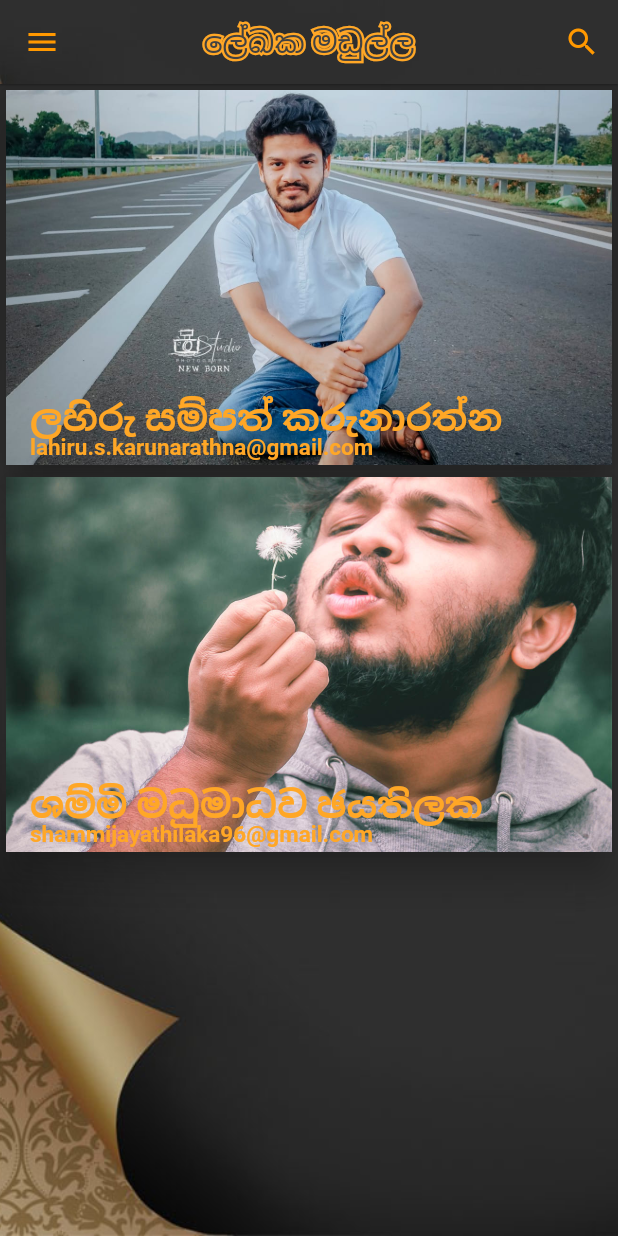
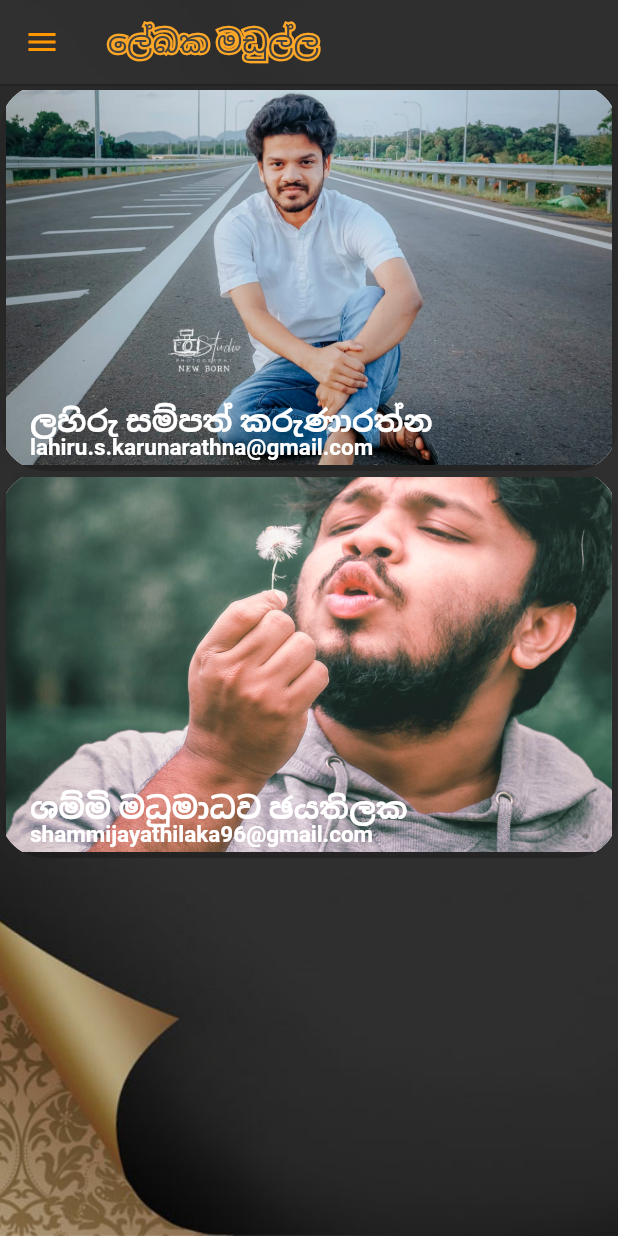
Before and after one commit to RavinduDilshan/Short-Story-Reader, a Flutter app: the authors screen opened directly, on a phone screen of 412 x 824 dp. Run offline on Flutter 3.47's test engine with Material 2 defaults, Android fonts, the phone set to English and light mode, and no system bars; our stand-ins replace share, shared_preferences; accounts and stored records are empty; network calls fail.

```diff
--- a/lib/authors.dart
+++ b/lib/authors.dart
@@ -8,7 +8,7 @@ class authors extends StatelessWidget {
     final appBar = AppBar(
       iconTheme: IconThemeData(color: Colors.orange.shade500),
       flexibleSpace: Image(
-        image: AssetImage('res/0.jpg'),
+        image: AssetImage('res/containerBG.jpg'),
         fit: BoxFit.cover,
       ),
       elevation: .5,
@@ -31,12 +31,12 @@ class authors extends StatelessWidget {
           style: TextStyle(color: Colors.grey.shade800),
         ),
       ]),
-      actions: <Widget>[
-        IconButton(
-          icon: Icon(Icons.search),
-          onPressed: () {},
-        )
-      ],
+      // actions: <Widget>[
+      //   IconButton(
+      //     icon: Icon(Icons.search),
+      //     onPressed: () {},
+      //   )
+      // ],
     );
 
     return Scaffold(
@@ -48,7 +48,9 @@ class authors extends StatelessWidget {
                 image: AssetImage("res/0.jpg"), fit: BoxFit.cover)),
         child:
             Column(crossAxisAlignment: CrossAxisAlignment.stretch, children: [
-          Container(
+          ClipRRect(
+            borderRadius: BorderRadius.circular(30),
+            child: Container(
               width: double.infinity,
               child: Card(
                 elevation: 10,
@@ -64,11 +66,11 @@ class authors extends StatelessWidget {
                       right: 16,
                       left: 16,
                       child: Text(
-                      "ලහිරු සම්පත් කරුනාරත්න",
+                        "ලහිරු සම්පත් කරුණාරත්න",
                         style: TextStyle(
                             fontWeight: FontWeight.bold,
-                          color: Colors.orange.shade400,
-                          fontSize: 24),
+                            color: Colors.white,
+                            fontSize: 20),
                       ),
                     ),
                     Positioned(
@@ -79,7 +81,7 @@ class authors extends StatelessWidget {
                         "lahiru.s.karunarathna@gmail.com",
                         style: TextStyle(
                             fontWeight: FontWeight.bold,
-                          color: Colors.orange.shade400,
+                            color: Colors.white,
                             fontSize: 15),
                       ),
                     )
@@ -87,7 +89,10 @@ class authors extends StatelessWidget {
                 ),
               ),
             ),
-          Container(
+          ),
+          ClipRRect(
+            borderRadius: BorderRadius.circular(30),
+            child: Container(
               width: double.infinity,
               child: Card(
                 elevation: 10,
@@ -106,8 +111,8 @@ class authors extends StatelessWidget {
                         "ශම්මි මධුමාධව ඡයතිලක",
                         style: TextStyle(
                             fontWeight: FontWeight.bold,
-                          color: Colors.orange.shade400,
-                          fontSize: 24),
+                            color: Colors.white,
+                            fontSize: 20),
                       ),
                     ),
                     Positioned(
@@ -118,11 +123,12 @@ class authors extends StatelessWidget {
                         "shammijayathilaka96@gmail.com",
                         style: TextStyle(
                             fontWeight: FontWeight.bold,
-                          color: Colors.orange.shade400,
+                            color: Colors.white,
                             fontSize: 15),
                       ),
                     )
                   ],
+                ),
               ),
             ),
           ),
```
Also changed, not shown: lib/drawer.dart (+32 -30 lines), lib/favorite_screen.dart (added, +48 -0 lines), lib/home.dart (+9 -8 lines), lib/main.dart (+9 -3 lines), lib/post_detail.dart (+54 -39 lines), lib/tab_screen.dart (added, +54 -0 lines), pubspec.yaml (+5 -5 lines), assets/fonts/mo_me.ttf (deleted), assets/fonts/mo_re.ttf (deleted), assets/fonts/sara.ttf (added). Lines whose indentation alone changed are shown as unchanged.
